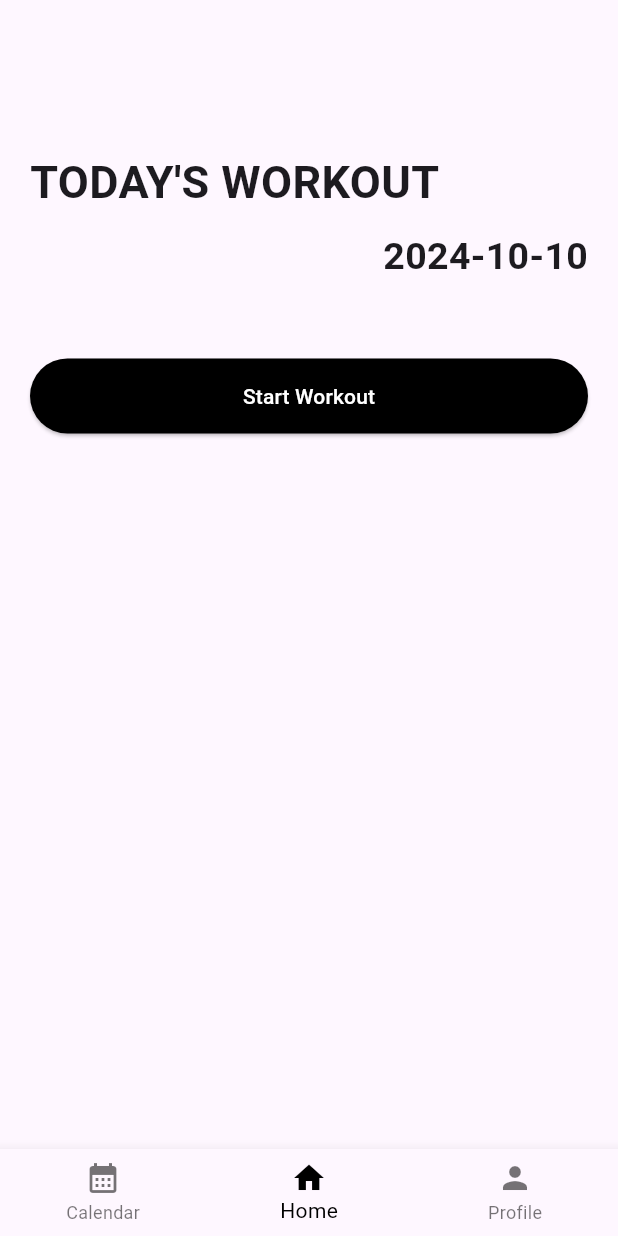
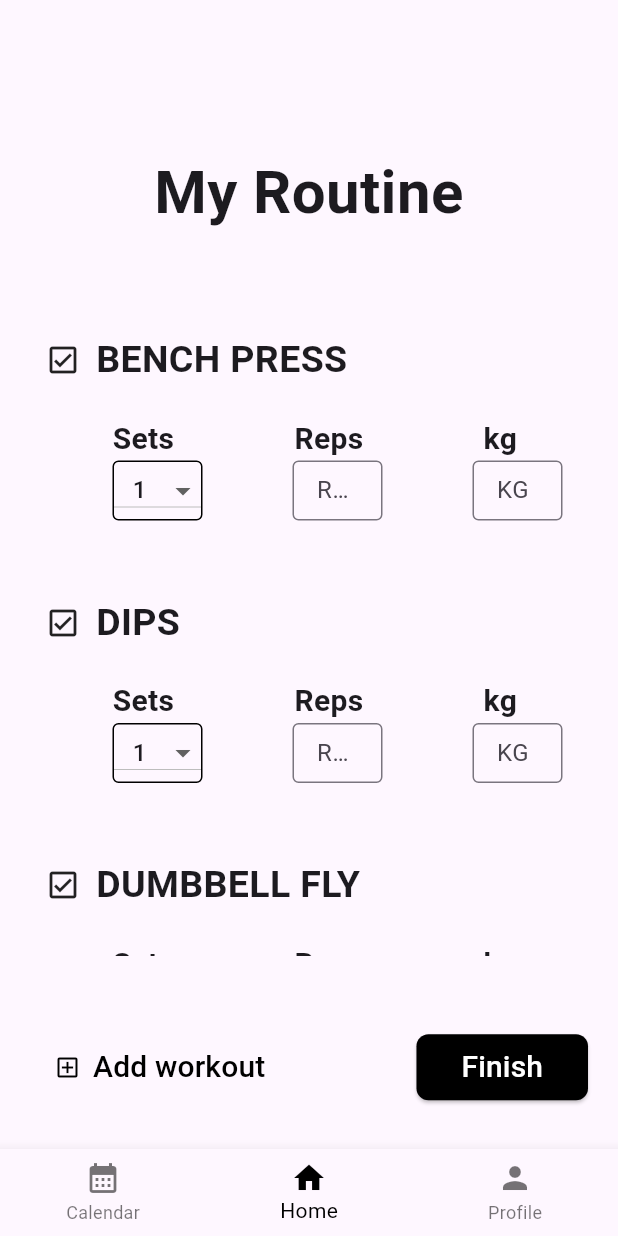
Before and after one commit to qotjwns/SpotUBae, a Flutter app: the screen it shows after launch, on a phone screen of 412 x 824 dp. Run offline on Flutter 3.47's test engine with Material 3 defaults, Android fonts, the light colour scheme and no system bars; our stand-ins replace font_awesome_flutter.

Commit message:
my_routine_screen add

```diff
--- a/lib/base/bottom_nav_bar.dart
+++ b/lib/base/bottom_nav_bar.dart
@@ -1,5 +1,7 @@
 import 'package:flutter/material.dart';
-import 'package:group_app/screen/home_screen.dart';
+import 'package:group_app/screen/my_routine_screen.dart';
+
+import '../screen/home_screen.dart';
 
 class BottomNavBar extends StatefulWidget {
   const BottomNavBar({super.key});
@@ -11,7 +13,7 @@ class BottomNavBar extends StatefulWidget {
 class _BottomNavBarState extends State<BottomNavBar> {
   final appScreens = [
     const Text("Calendar"),
-    const HomeScreen(),
+    const MyRoutineScreen(),
     const Text("Profile"),
   ];
   int _indexSelected = 1;
--- /dev/null
+++ b/lib/screen/my_routine_screen.dart
@@ -0,0 +1,183 @@
+import 'package:flutter/material.dart';
+
+class MyRoutineScreen extends StatelessWidget {
+  const MyRoutineScreen({super.key});
+
+  @override
+  Widget build(BuildContext context) {
+    return Scaffold(
+      body: Column(
+        children: [
+          // 고정된 영역
+          const SizedBox(height: 100),
+          const Text("My Routine", style: TextStyle(fontSize: 40, fontWeight: FontWeight.bold), textAlign: TextAlign.center),
+          const SizedBox(height: 20),
+          // Scrollable 영역
+          Expanded(
+            child: SingleChildScrollView(
+              child: Column(
+                children: [
+                  const SizedBox(height: 45),
+                  Container(
+                    padding: const EdgeInsets.symmetric(horizontal: 30),
+                    child: Column(
+                      children: [
+                        workoutRow("BENCH PRESS"),
+                        const SizedBox(height: 20),
+                        setsRepsKgRow(),
+                        Row(
+                          children: [
+                            setsDropdown(),
+                            const TextFieldRow(label: "Reps"),
+                            const TextFieldRow(label: "KG")
+                          ],
+                        ),
+                        const SizedBox(height: 50),
+                        workoutRow("DIPS"),
+                        const SizedBox(height: 20),
+                        setsRepsKgRow(),
+                        Row(
+                          children: [
+                            setsDropdown(),
+                            const TextFieldRow(label: "Reps"),
+                            const TextFieldRow(label: "KG")
+                          ],
+                        ),
+                        const SizedBox(height: 50),
+                        workoutRow("DUMBBELL FLY"),
+                        const SizedBox(height: 20),
+                        setsRepsKgRow(),
+                        Row(
+                          children: [
+                            setsDropdown(),
+                            const TextFieldRow(label: "Reps"),
+                            const TextFieldRow(label: "KG")
+                          ],
+                        ),
+                      ],
+                    ),
+                  ),
+                ],
+              ),
+            ),
+          ),
+          const SizedBox(height: 30), // 위쪽 간격
+          const SizedBox(height: 20), // 버튼과 스크롤 영역 사이 간격
+          // 고정된 버튼 영역
+      Padding(
+        padding: const EdgeInsets.symmetric(horizontal: 20),
+          child: Row(
+            mainAxisAlignment: MainAxisAlignment.spaceBetween,
+            children: [
+              TextButton.icon(
+                onPressed: () {
+                  // Add workout 버튼 클릭 시 동작할 내용
+                },
+                icon: const Icon(Icons.add_box_outlined, color: Colors.black),
+                label: const Text("Add workout", style: TextStyle(fontSize: 20, color: Colors.black)),
+                style: ElevatedButton.styleFrom(
+                  padding: const EdgeInsets.symmetric(horizontal: 16, vertical: 10),
+                ),
+              ),
+              ElevatedButton(
+                onPressed: () {
+                  // Finish 버튼 클릭 시 동작할 내용
+                },
+                child: const Text("Finish", style: TextStyle(fontSize: 20, color: Colors.white)),
+                style: ElevatedButton.styleFrom(
+                  padding: const EdgeInsets.symmetric(horizontal: 30, vertical: 7.5),
+                  backgroundColor: Colors.black,
+                  shape: RoundedRectangleBorder(borderRadius: BorderRadius.circular(8)),
+                ),
+              ),
+            ],
+          ),
+      ),
+          const SizedBox(height: 30), // 아래쪽 간격
+        ],
+      ),
+    );
+  }
+
+
+  Row workoutRow(String title) {
+    return Row(
+      children: [
+        const Icon(Icons.check_box_outlined),
+        const SizedBox(width: 10,),
+        Text(title, style: const TextStyle(fontSize: 25, fontWeight: FontWeight.bold)),
+      ],
+    );
+  }
+
+  Row setsRepsKgRow() {
+    return const Row(
+      children: [
+        SizedBox(width: 45,),
+        Text("Sets", style: TextStyle(fontSize: 20, fontWeight: FontWeight.bold)),
+        SizedBox(width: 80,),
+        Text("Reps", style: TextStyle(fontSize: 20, fontWeight: FontWeight.bold)),
+        SizedBox(width: 80,),
+        Text("kg", style: TextStyle(fontSize: 20, fontWeight: FontWeight.bold)),
+      ],
+    );
+  }
+}
+
+
+Widget setsDropdown() {
+  return Row(
+    children: [
+      const SizedBox(width: 45,),
+      SizedBox(
+        width: 60,
+        height: 40,
+        child: Container(
+          decoration: BoxDecoration(
+            border: Border.all(color: Colors.black), // 검정색 테두리
+            borderRadius: BorderRadius.circular(4), // 모서리 둥글게
+          ),
+            child: DropdownButton<int>(
+            isExpanded: true,
+            value: 1, // 기본값 설정
+            items: List.generate(10, (index) => index + 1).map((int value) {
+              return DropdownMenuItem<int>(
+                value: value,
+                child: Center(child: Text(value.toString())),
+              );
+            }).toList(),
+            onChanged: (int? newValue) {
+              // 값이 변경될 때의 동작
+            },
+          ),
+        ),
+      ),
+    ],
+  );
+}
+
+class TextFieldRow extends StatelessWidget {
+  final String label;
+
+  const TextFieldRow({Key? key, required this.label}) : super(key: key);
+
+  @override
+  Widget build(BuildContext context) {
+    return Row(
+      children: [
+        const SizedBox(width: 60,),
+        SizedBox(
+          width: 60,
+          height: 40,
+          child: TextField(
+            keyboardType: TextInputType.number,
+            decoration: InputDecoration(
+              labelText: label,
+              border: OutlineInputBorder(),
+            ),
+          ),
+        ),
+      ],
+    );
+  }
+}
```
